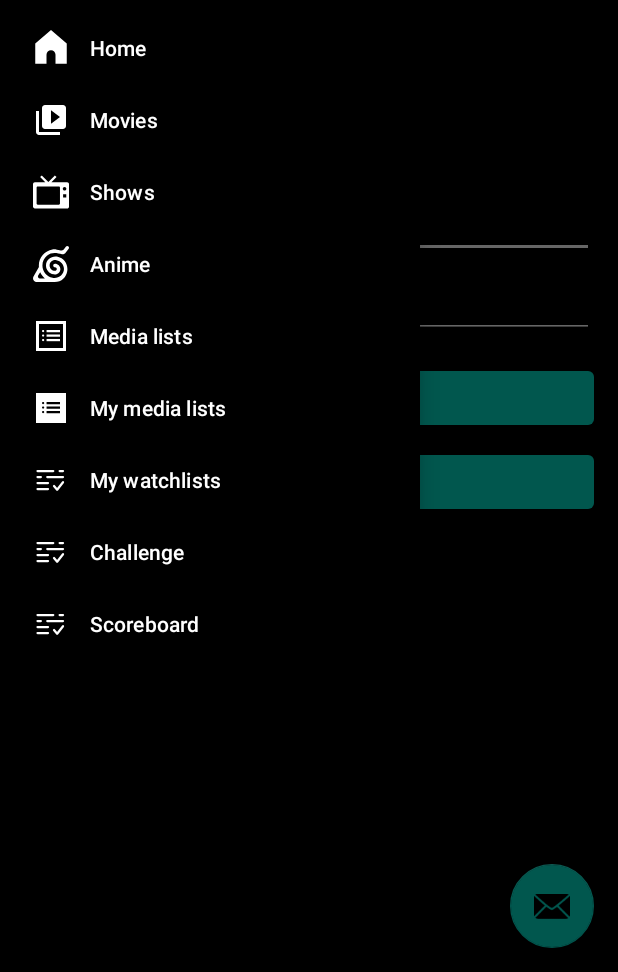
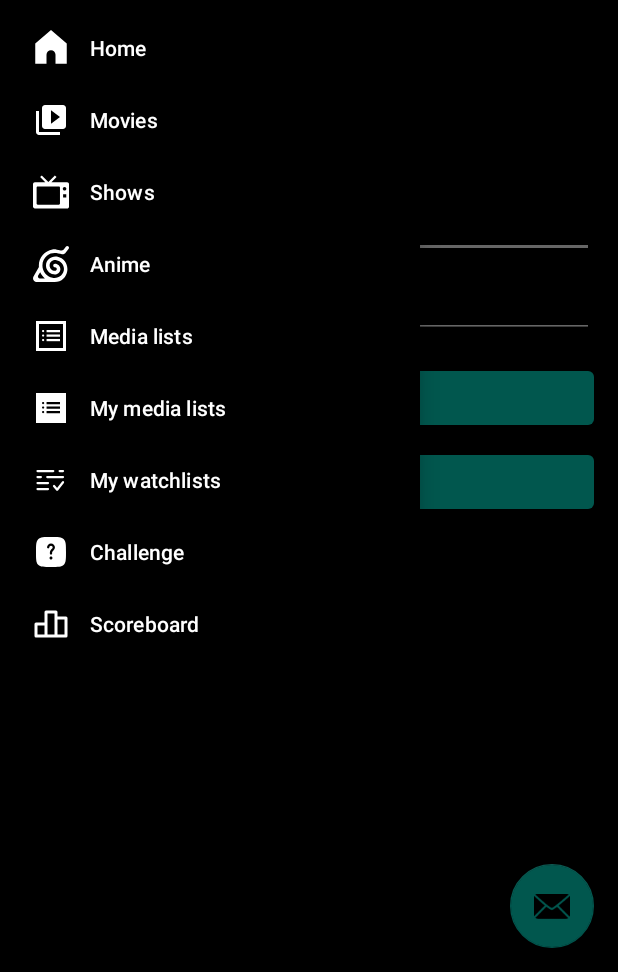
Before and after one commit to polarparsnip/ScreenSage, an Android app: the screen it shows after launch (MainActivity), with the side drawer open, on a phone screen of 412 x 824 dp, the part 264-1236 px from its top. Run offline under Robolectric (Android 15) with nearby library versions, the phone set to English and light mode, and no system bars; our stand-ins replace navigation-ui.

Commit message:
style: update nav icons

```diff
--- /dev/null
+++ b/screensage-android/app/src/main/res/drawable/ic_menu_challenge.xml
@@ -0,0 +1,10 @@
+<vector xmlns:android="http://schemas.android.com/apk/res/android"
+    android:width="800dp"
+    android:height="800dp"
+    android:viewportWidth="24"
+    android:viewportHeight="24">
+  <path
+      android:pathData="M12,22C7.286,22 4.929,22 3.464,20.535C2,19.071 2,16.714 2,12C2,7.286 2,4.929 3.464,3.464C4.929,2 7.286,2 12,2C16.714,2 19.071,2 20.535,3.464C22,4.929 22,7.286 22,12C22,16.714 22,19.071 20.535,20.535C19.071,22 16.714,22 12,22ZM12,7.75C11.379,7.75 10.875,8.254 10.875,8.875C10.875,9.289 10.539,9.625 10.125,9.625C9.711,9.625 9.375,9.289 9.375,8.875C9.375,7.425 10.55,6.25 12,6.25C13.45,6.25 14.625,7.425 14.625,8.875C14.625,9.586 14.342,10.232 13.883,10.704C13.791,10.799 13.703,10.887 13.619,10.971C13.403,11.186 13.214,11.375 13.048,11.589C12.829,11.87 12.75,12.077 12.75,12.25V13C12.75,13.414 12.414,13.75 12,13.75C11.586,13.75 11.25,13.414 11.25,13V12.25C11.25,11.595 11.555,11.064 11.864,10.667C12.093,10.373 12.38,10.086 12.614,9.853C12.684,9.783 12.75,9.718 12.807,9.659C13.005,9.455 13.125,9.18 13.125,8.875C13.125,8.254 12.621,7.75 12,7.75ZM12,17C12.552,17 13,16.552 13,16C13,15.448 12.552,15 12,15C11.448,15 11,15.448 11,16C11,16.552 11.448,17 12,17Z"
+      android:fillColor="#fff"
+      android:fillType="evenOdd"/>
+</vector>
--- /dev/null
+++ b/screensage-android/app/src/main/res/drawable/ic_menu_scoreboard.xml
@@ -0,0 +1,9 @@
+<vector xmlns:android="http://schemas.android.com/apk/res/android"
+    android:width="800dp"
+    android:height="800dp"
+    android:viewportWidth="24"
+    android:viewportHeight="24">
+  <path
+      android:pathData="M22,7L16.333,7L16.333,4a1,1 0,0 0,-1 -1L8.667,3a1,1 0,0 0,-1 1v7L2,11a1,1 0,0 0,-1 1v8a1,1 0,0 0,1 1L22,21a1,1 0,0 0,1 -1L23,8A1,1 0,0 0,22 7ZM7.667,19L3,19L3,13L7.667,13ZM14.333,19L9.667,19L9.667,5h4.666ZM21,19L16.333,19L16.333,9L21,9Z"
+      android:fillColor="#fff"/>
+</vector>
--- a/screensage-android/app/src/main/res/menu/activity_main_drawer.xml
+++ b/screensage-android/app/src/main/res/menu/activity_main_drawer.xml
@@ -34,11 +34,11 @@
             android:title="My watchlists" />
         <item
             android:id="@+id/nav_challenge"
-            android:icon="@drawable/ic_menu_watchlists"
+            android:icon="@drawable/ic_menu_challenge"
             android:title="Challenge" />
         <item
             android:id="@+id/nav_scoreboard"
-            android:icon="@drawable/ic_menu_watchlists"
+            android:icon="@drawable/ic_menu_scoreboard"
             android:title="Scoreboard" />
     </group>
 </menu>
```
